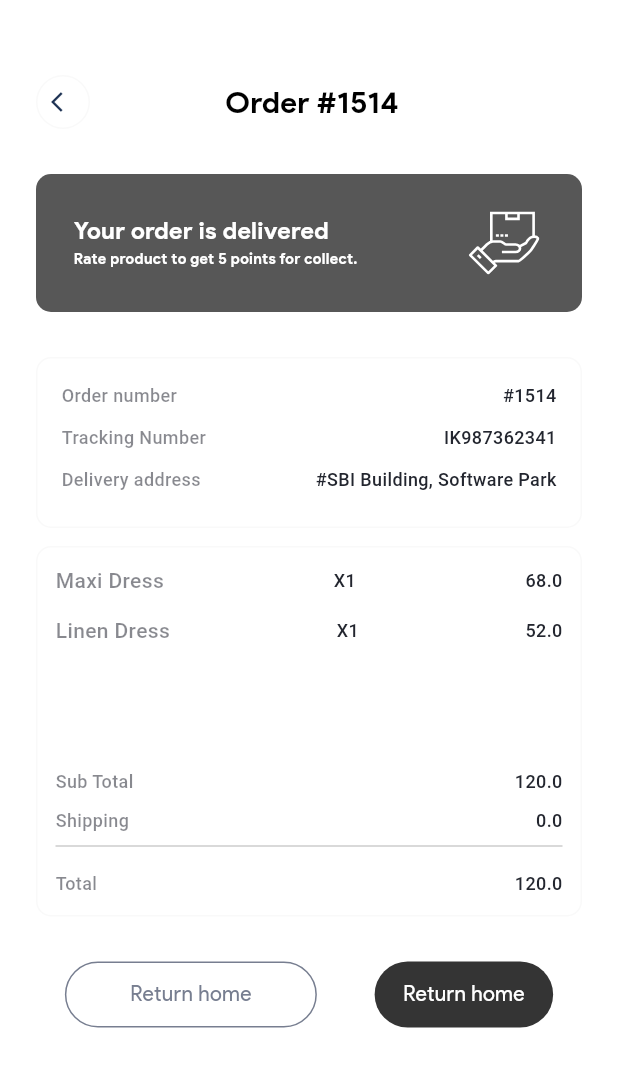
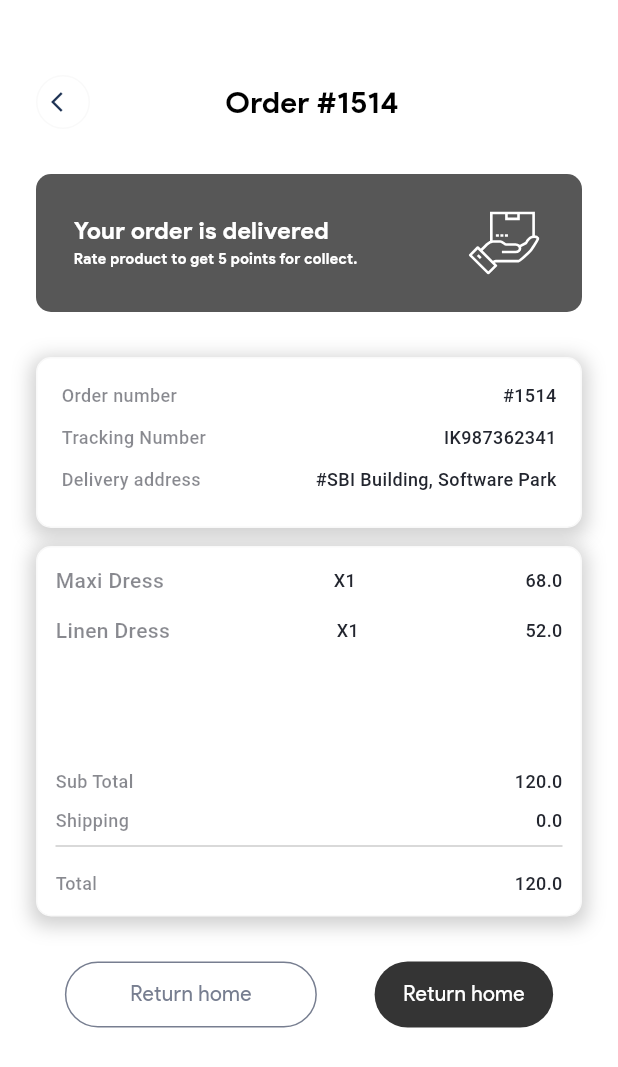
Before and after one commit to Nashkim254/BariziTest, a Flutter app: the OrderDetails screen opened directly with sample values from the repository, on a phone screen of 412 x 824 dp. Shown: the top 1067 px of the screen. Run offline on Flutter 3.47's test engine with Material 3 defaults, Android fonts, the phone set to English and light mode, and no system bars; our stand-ins replace bloc, equatable, flutter_bloc, flutter_svg; generated files the repository leaves out were written again; Roboto replaces fonts that are missing (Product Sans Light, Product Sans Medium).

Commit message:
box shadows

```diff
--- a/lib/orders/view/order_details.dart
+++ b/lib/orders/view/order_details.dart
@@ -122,6 +122,16 @@ class OrderDetails extends StatelessWidget {
                     ),
                   ),
                   border: Border.all(color: borderColor2),
+                  color: whiteColor,
+                  boxShadow: [
+                    BoxShadow(
+                      color: shadowColor.withOpacity(0.2),
+                      spreadRadius: space3,
+                      blurRadius: space10,
+                      offset: const Offset(space0, space3),
+                      // changes position of shadow
+                    ),
+                  ],
                 ),
                 child: Padding(
                   padding: const EdgeInsets.all(space16),
@@ -220,6 +230,16 @@ class OrderDetails extends StatelessWidget {
                     ),
                   ),
                   border: Border.all(color: borderColor2),
+                  color: whiteColor,
+                  boxShadow: [
+                    BoxShadow(
+                      color: shadowColor.withOpacity(0.2),
+                      spreadRadius: space3,
+                      blurRadius: space10,
+                      offset: const Offset(space0, space3),
+                      // changes position of shadow
+                    ),
+                  ],
                 ),
                 child: Padding(
                   padding: const EdgeInsets.all(space12),
```
